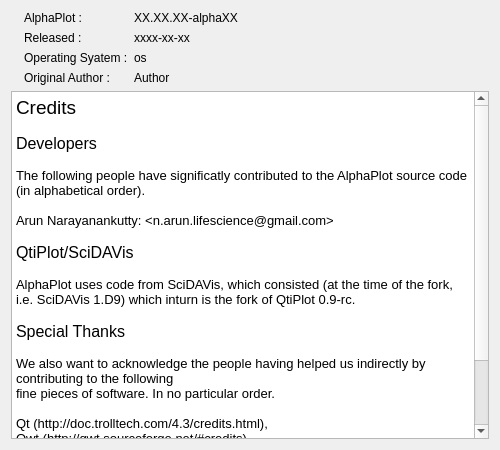
Above: alphaplot/src/About.ui from narunlifescience/AlphaPlot before the change. Below: the same form after it.
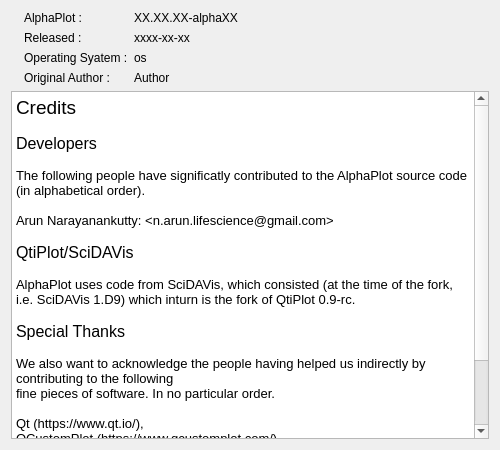
That is the form after the change. Icons and pictures are not drawn.

The edit to the form file:
```diff
--- a/alphaplot/src/About.ui
+++ b/alphaplot/src/About.ui
@@ -163,8 +163,8 @@
 &lt;p style=&quot; margin-top:0px; margin-bottom:0px; margin-left:0px; margin-right:0px; -qt-block-indent:0; text-indent:0px;&quot;&gt;&lt;span style=&quot; font-size:10pt;&quot;&gt;We also want to acknowledge the people having helped us indirectly by contributing to the following&lt;/span&gt;&lt;/p&gt;
 &lt;p style=&quot; margin-top:0px; margin-bottom:0px; margin-left:0px; margin-right:0px; -qt-block-indent:0; text-indent:0px;&quot;&gt;&lt;span style=&quot; font-size:10pt;&quot;&gt;fine pieces of software. In no particular order.&lt;/span&gt;&lt;/p&gt;
 &lt;p style=&quot;-qt-paragraph-type:empty; margin-top:0px; margin-bottom:0px; margin-left:0px; margin-right:0px; -qt-block-indent:0; text-indent:0px; font-size:10pt;&quot;&gt;&lt;br /&gt;&lt;/p&gt;
-&lt;p style=&quot; margin-top:0px; margin-bottom:0px; margin-left:0px; margin-right:0px; -qt-block-indent:0; text-indent:0px;&quot;&gt;&lt;span style=&quot; font-size:10pt;&quot;&gt;Qt (http://doc.trolltech.com/4.3/credits.html),&lt;/span&gt;&lt;/p&gt;
-&lt;p style=&quot; margin-top:0px; margin-bottom:0px; margin-left:0px; margin-right:0px; -qt-block-indent:0; text-indent:0px;&quot;&gt;&lt;span style=&quot; font-size:10pt;&quot;&gt;Qwt (http://qwt.sourceforge.net/#credits),&lt;/span&gt;&lt;/p&gt;
+&lt;p style=&quot; margin-top:0px; margin-bottom:0px; margin-left:0px; margin-right:0px; -qt-block-indent:0; text-indent:0px;&quot;&gt;&lt;span style=&quot; font-size:10pt;&quot;&gt;Qt (https://www.qt.io/),&lt;/span&gt;&lt;/p&gt;
+&lt;p style=&quot; margin-top:0px; margin-bottom:0px; margin-left:0px; margin-right:0px; -qt-block-indent:0; text-indent:0px;&quot;&gt;&lt;span style=&quot; font-size:10pt;&quot;&gt;QCustomPlot (https://www.qcustomplot.com/),&lt;/span&gt;&lt;/p&gt;
 &lt;p style=&quot; margin-top:0px; margin-bottom:0px; margin-left:0px; margin-right:0px; -qt-block-indent:0; text-indent:0px;&quot;&gt;&lt;span style=&quot; font-size:10pt;&quot;&gt;Qwtplot3D (http://qwtplot3d.sourceforge.net/),&lt;/span&gt;&lt;/p&gt;
 &lt;p style=&quot; margin-top:0px; margin-bottom:0px; margin-left:0px; margin-right:0px; -qt-block-indent:0; text-indent:0px;&quot;&gt;&lt;span style=&quot; font-size:10pt;&quot;&gt;muParser (http://muparser.sourceforge.net/),&lt;/span&gt;&lt;/p&gt;
 &lt;p style=&quot; margin-top:0px; margin-bottom:0px; margin-left:0px; margin-right:0px; -qt-block-indent:0; text-indent:0px;&quot;&gt;&lt;span style=&quot; font-size:10pt;&quot;&gt;GSL (http://www.gnu.org/software/gsl/)&lt;/span&gt;&lt;/p&gt;
```
